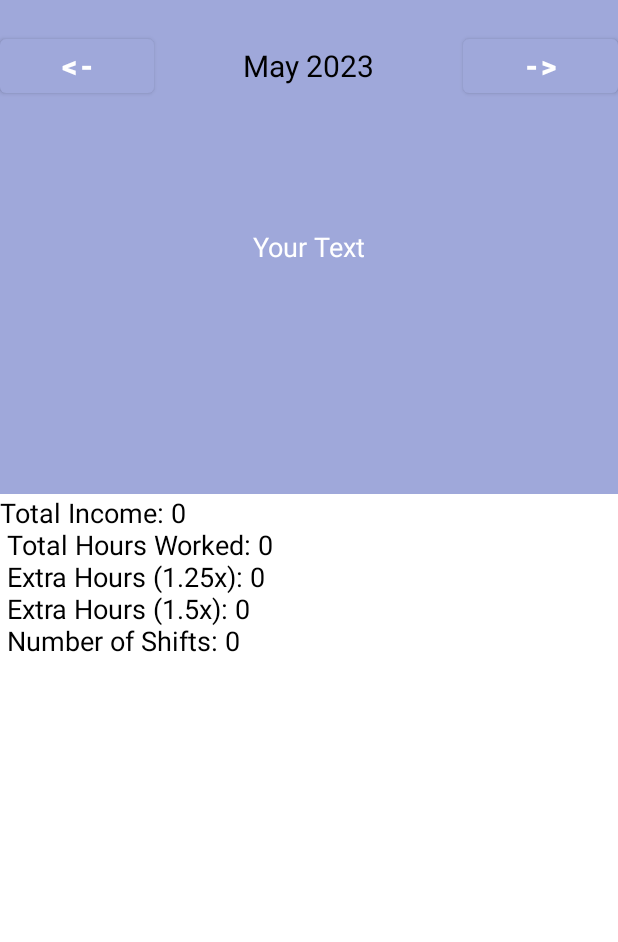
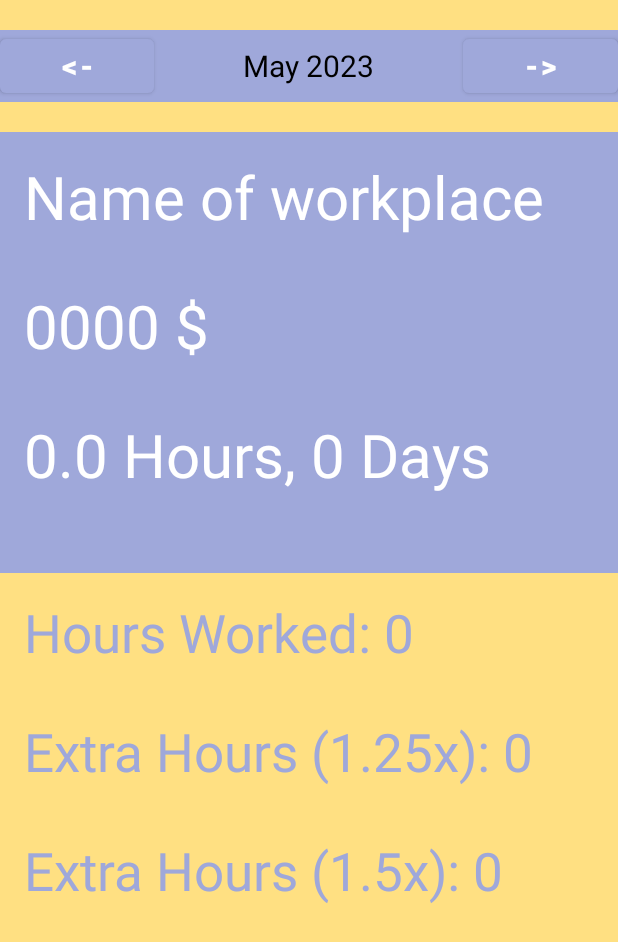
Before and after one commit to YairZeruya/FollowYourShifts, an Android app: the ViewIncomeActivity screen opened directly, with no data from a screen before it, on a phone screen of 412 x 824 dp. Shown: the top 942 px of the screen. Run offline under Robolectric (Android 15) with nearby library versions, the light colour scheme and no system bars.

Commit message:
view income change

```diff
--- a/app/src/main/java/com/example/followyourshifts/Activities/ViewIncomeActivity.java
+++ b/app/src/main/java/com/example/followyourshifts/Activities/ViewIncomeActivity.java
@@ -33,6 +33,13 @@ public class ViewIncomeActivity extends AppCompatActivity {
     private LocalDate selectedDate;
     private TextView shifts_details;
     private Workplace workplace;
+    private TextView work_place_name_textView;
+
+    private TextView salary_text_view;
+    private TextView hours_days_text_view;
+    private TextView hours_worked_text_view;
+    private TextView extra_hours_125_text_view;
+    private TextView extra_hours_150_text_view;
 
 //    private WorkplaceCallBack workplaceCallBack = new WorkplaceCallBack() {
 //        @Override
@@ -76,10 +83,12 @@ public class ViewIncomeActivity extends AppCompatActivity {
                     // here move for all the workplaces and their shifts
                     for (Shift shift : workplace.getShifts()) {
                         Month month = shift.getDate().getMonth();
-                        displayShiftsInfoByMonthAndWorkplace(month, workplace, shifts_details);
+                        displayShiftsInfoByMonthAndWorkplace(month, workplace, work_place_name_textView,salary_text_view, hours_days_text_view,hours_worked_text_view
+                        ,extra_hours_125_text_view, extra_hours_150_text_view);
                     }
                 } else {
-                    displayShiftsInfoByMonthAndWorkplace(selectedDate.getMonth(),workplace,shifts_details);
+                    displayShiftsInfoByMonthAndWorkplace(selectedDate.getMonth(),workplace, work_place_name_textView,salary_text_view, hours_days_text_view,hours_worked_text_view
+                            ,extra_hours_125_text_view, extra_hours_150_text_view);
                 }
             }
         }
@@ -87,15 +96,22 @@ public class ViewIncomeActivity extends AppCompatActivity {
 
 
 
-    public void displayShiftsInfoByMonthAndWorkplace(Month month, Workplace workplace, TextView textView) {
+    public void displayShiftsInfoByMonthAndWorkplace(
+            Month month, Workplace workplace, TextView work_place_name_textView,
+                                                     TextView salary_text_view,TextView hours_days_text_view,
+    TextView hours_worked_text_view,TextView extra_hours_125_text_view,TextView extra_hours_150_text_view) {
         ArrayList<Shift> shifts = getShiftsByMonthAndWorkplace(month, workplace);
         if (month == selectedDate.getMonth()) {
             // Calculate total income, total hours worked, extra hours with 1.25 multiplier, extra hours with 1.5 multiplier, and number of shifts
+            String name = "";
             double totalIncome = 0;
             double totalHoursWorked = 0;
             double extraHours1_25 = 0;
             double extraHours1_5 = 0;
             int numShifts = shifts.size();
+            if(numShifts > 0) {
+                name = shifts.get(0).getWorkplace().getName();
+            }
 
             for (Shift shift : shifts) {
                 totalIncome += shift.calculateIncome();
@@ -103,16 +119,12 @@ public class ViewIncomeActivity extends AppCompatActivity {
                 extraHours1_25 += shift.getExtraHours1_25();
                 extraHours1_5 += shift.getExtraHours1_5();
             }
-
-            // Prepare the text to display
-            String infoText = "Total Income: " + totalIncome + "\n"
-                    + "Total Hours Worked: " + totalHoursWorked + "\n"
-                    + "Extra Hours (1.25x): " + extraHours1_25 + "\n"
-                    + "Extra Hours (1.5x): " + extraHours1_5 + "\n"
-                    + "Number of Shifts: " + numShifts;
-
-            // Set the text in the TextView
-            textView.setText(infoText);
+            work_place_name_textView.setText("Workplace Name: " + name);
+            salary_text_view.setText(totalIncome + "$");
+            hours_days_text_view.setText("Total Hours Worked: " + totalHoursWorked + " ," + numShifts + " Days");
+            hours_worked_text_view.setText("Hours (1.0x): " + (totalHoursWorked- extraHours1_5- extraHours1_25) + " Hours");
+            extra_hours_125_text_view.setText("Extra Hours (1.25x): " + extraHours1_25);
+            extra_hours_150_text_view.setText("Extra Hours (1.50x): " + extraHours1_5);
         }
     }
 
@@ -129,7 +141,8 @@ public class ViewIncomeActivity extends AppCompatActivity {
         selectedDate = selectedDate.minusMonths(1);
         setMonthView();
         if(workplace != null){
-            displayShiftsInfoByMonthAndWorkplace(selectedDate.getMonth(),workplace,shifts_details);
+            displayShiftsInfoByMonthAndWorkplace(selectedDate.getMonth(),workplace, work_place_name_textView,salary_text_view, hours_days_text_view,hours_worked_text_view
+                    ,extra_hours_125_text_view, extra_hours_150_text_view);
         }
     }
 
@@ -142,7 +155,8 @@ public class ViewIncomeActivity extends AppCompatActivity {
         selectedDate = selectedDate.plusMonths(1);
         setMonthView();
         if(workplace != null){
-            displayShiftsInfoByMonthAndWorkplace(selectedDate.getMonth(),workplace,shifts_details);
+            displayShiftsInfoByMonthAndWorkplace(selectedDate.getMonth(),workplace, work_place_name_textView,salary_text_view, hours_days_text_view,hours_worked_text_view
+                    ,extra_hours_125_text_view, extra_hours_150_text_view);
         }
     }
 
@@ -162,10 +176,17 @@ public class ViewIncomeActivity extends AppCompatActivity {
         });
     }
 
+
     private void findviews() {
         monthYearText = findViewById(R.id.VI_monthYearTV);
         nextMonthButton =findViewById(R.id.VI_next_month_button);
         previousMonthButton = findViewById(R.id.VI_previous_month_button);
-        shifts_details = findViewById(R.id.VI_shifts_details);
+        salary_text_view = findViewById(R.id.salary_text_view);
+        hours_days_text_view = findViewById(R.id.hours_days_text_view);
+        hours_worked_text_view= findViewById(R.id.hours_worked_text_view);
+        extra_hours_125_text_view = findViewById(R.id.extra_hours_125_text_view);
+        extra_hours_150_text_view =findViewById(R.id.extra_hours_150_text_view);
+        work_place_name_textView = findViewById(R.id.work_place_name_textView);
+        hours_worked_text_view = findViewById(R.id.hours_worked_text_view);
     }
 }
--- a/app/src/main/res/layout/activity_main.xml
+++ b/app/src/main/res/layout/activity_main.xml
@@ -6,6 +6,7 @@
     android:orientation="vertical"
     android:padding="20dp"
     tools:context=".Activities.MainActivity"
+    android:background="@color/orange_300"
     tools:ignore="ExtraText">
 
     <FrameLayout
--- a/app/src/main/res/layout/add_shift_layout.xml
+++ b/app/src/main/res/layout/add_shift_layout.xml
@@ -4,6 +4,7 @@
     android:layout_height="match_parent"
     android:orientation="vertical"
     android:gravity="center"
+    android:background="@color/orange_300"
     tools:context=".Activities.AddShiftActivity">
 
     <DatePicker
--- a/app/src/main/res/layout/add_workplace_layout.xml
+++ b/app/src/main/res/layout/add_workplace_layout.xml
@@ -1,8 +1,11 @@
-<LinearLayout xmlns:android="http://schemas.android.com/apk/res/android"
+<LinearLayout
+    xmlns:android="http://schemas.android.com/apk/res/android"
     xmlns:tools="http://schemas.android.com/tools"
     android:layout_width="match_parent"
     android:layout_height="match_parent"
     android:orientation="vertical"
+    android:gravity="center"
+    android:background="@color/orange_300"
     tools:context=".Activities.AddWorkplaceActivity">
 
     <EditText
--- a/app/src/main/res/layout/view_income_board.xml
+++ b/app/src/main/res/layout/view_income_board.xml
@@ -1,33 +1,30 @@
 <LinearLayout xmlns:android="http://schemas.android.com/apk/res/android"
     android:layout_width="match_parent"
     android:layout_height="match_parent"
-    android:orientation="vertical">
-
-    <!-- Top section -->
-    <RelativeLayout
-        android:id="@+id/VI_topSection"
-        android:layout_width="match_parent"
-        android:layout_height="0dp"
-        android:layout_weight="40"
-        android:background="@color/blue_300">
+    android:orientation="vertical"
+    android:background="@color/orange_300">
 
     <LinearLayout
         android:layout_width="match_parent"
         android:layout_height="wrap_content"
-            android:orientation="horizontal"
         android:layout_marginBottom="20dp"
-            android:layout_marginTop="20dp">
+        android:layout_marginTop="20dp"
+        android:background="@color/blue_300"
+        android:layout_below="@id/hours_days_text_view">
+
+        <!-- Previous Month Button -->
         <Button
             android:id="@+id/VI_previous_month_button"
             android:layout_width="0dp"
             android:layout_height="wrap_content"
             android:layout_weight="1"
             android:text="@string/back"
-                android:textColor="@color/white"
+            android:textColor="@android:color/white"
             android:background="@null"
             android:textStyle="bold"
             android:textSize="20sp"/>
 
+        <!-- Month and Year TextView -->
         <TextView
             android:id="@+id/VI_monthYearTV"
             android:layout_width="0dp"
@@ -36,41 +33,103 @@
             android:text="Feb 2021"
             android:textSize="20sp"
             android:textAlignment="center"
-                android:textColor="@color/black"/>
+            android:textColor="@android:color/black"/>
 
+        <!-- Next Month Button -->
         <Button
             android:id="@+id/VI_next_month_button"
             android:layout_width="0dp"
             android:layout_height="wrap_content"
             android:layout_weight="1"
             android:text="@string/forward"
-                android:textColor="@color/white"
+            android:textColor="@android:color/white"
             android:background="@null"
             android:textStyle="bold"
             android:textSize="20sp"/>
 
     </LinearLayout>
+    <RelativeLayout
+        android:id="@+id/VI_topSection"
+        android:layout_width="match_parent"
+        android:layout_height="0dp"
+        android:layout_weight="40"
+        android:background="@color/blue_300">
 
+        <!-- Name of workplace TextView -->
         <TextView
-            android:id="@+id/VI_topTextView"
-            android:layout_width="wrap_content"
+            android:id="@+id/work_place_name_textView"
+            android:layout_width="match_parent"
             android:layout_height="wrap_content"
-            android:layout_centerInParent="true"
-            android:text="Your Text"
+            android:layout_alignParentTop="true"
+            android:text="Name of workplace"
             android:textColor="@android:color/white"
-            android:textSize="18sp" />
+            android:textSize="40sp"
+            android:padding="16dp" />
 
+        <!-- Salary TextView -->
+        <TextView
+            android:id="@+id/salary_text_view"
+            android:layout_width="match_parent"
+            android:layout_height="wrap_content"
+            android:layout_below="@id/work_place_name_textView"
+            android:text="0000 $"
+            android:textColor="@android:color/white"
+            android:textSize="40sp"
+            android:padding="16dp" />
+
+        <!-- Hours and Days TextView -->
+        <TextView
+            android:id="@+id/hours_days_text_view"
+            android:layout_width="match_parent"
+            android:layout_height="wrap_content"
+            android:layout_below="@id/salary_text_view"
+            android:text="0.0 Hours, 0 Days"
+            android:textColor="@android:color/white"
+            android:textSize="40sp"
+            android:padding="16dp" />
     </RelativeLayout>
 
+
     <!-- Bottom section -->
-    <TextView
-        android:id="@+id/VI_shifts_details"
-        android:layout_centerInParent="true"
-        android:text="@string/ShiftInfoText"
+    <RelativeLayout
+        android:id="@+id/VI_shift_details"
         android:layout_width="match_parent"
         android:layout_height="0dp"
         android:layout_weight="60"
-        android:textColor="@android:color/black"
-        android:textSize="18sp" />
+        >
+
+        <!-- Name of workplace TextView -->
+        <TextView
+            android:id="@+id/hours_worked_text_view"
+            android:layout_width="match_parent"
+            android:layout_height="wrap_content"
+            android:layout_alignParentTop="true"
+            android:text="Hours Worked: 0"
+            android:textColor="@color/blue_300"
+            android:textSize="35sp"
+            android:padding="16dp" />
+
+        <!-- Salary TextView -->
+        <TextView
+            android:id="@+id/extra_hours_125_text_view"
+            android:layout_width="match_parent"
+            android:layout_height="wrap_content"
+            android:layout_below="@id/hours_worked_text_view"
+            android:text="Extra Hours (1.25x): 0"
+            android:textColor="@color/blue_300"
+            android:textSize="35sp"
+            android:padding="16dp" />
+
+        <!-- Hours and Days TextView -->
+        <TextView
+            android:id="@+id/extra_hours_150_text_view"
+            android:layout_width="match_parent"
+            android:layout_height="wrap_content"
+            android:layout_below="@id/extra_hours_125_text_view"
+            android:text="Extra Hours (1.5x): 0"
+            android:textColor="@color/blue_300"
+            android:textSize="35sp"
+            android:padding="16dp" />
+    </RelativeLayout>
 
 </LinearLayout>
--- a/app/src/main/res/values/strings.xml
+++ b/app/src/main/res/values/strings.xml
@@ -2,9 +2,5 @@
     <string name="app_name">Follow Your Shifts</string>
     <string name="back"><![CDATA[<-]]></string>
     <string name="forward"><![CDATA[->]]></string>
-    <string name="ShiftInfoText">Total Income: 0 "\n"
-                     Total Hours Worked: 0  "\n"
-                     Extra Hours (1.25x): 0 "\n"
-                     Extra Hours (1.5x): 0 "\n"
-                     Number of Shifts: 0</string>
+
 </resources>
```
Also changed, not shown: app/src/main/res/layout/remove_shift_layout.xml (+5 -2 lines), app/src/main/res/layout/remove_workplace_layout.xml (+5 -2 lines). Lines whose indentation alone changed are shown as unchanged.
